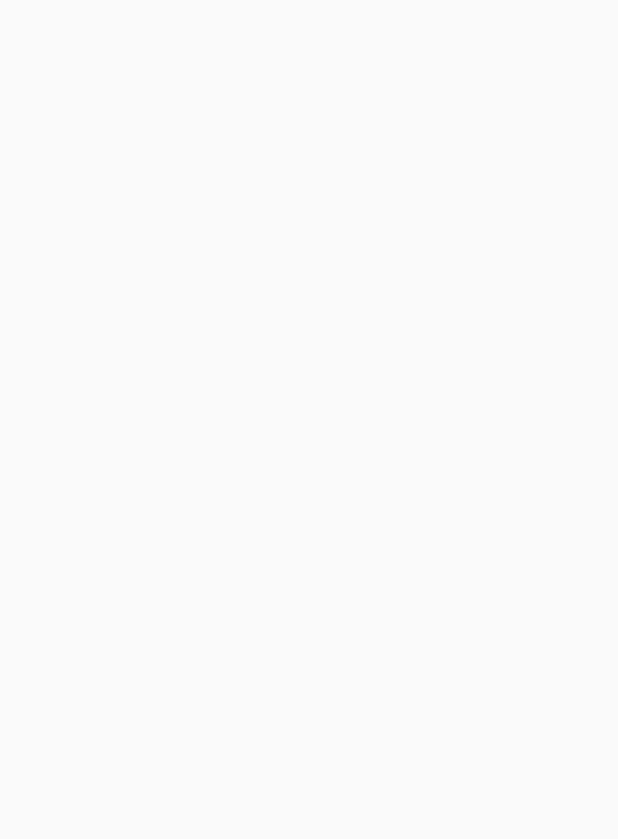
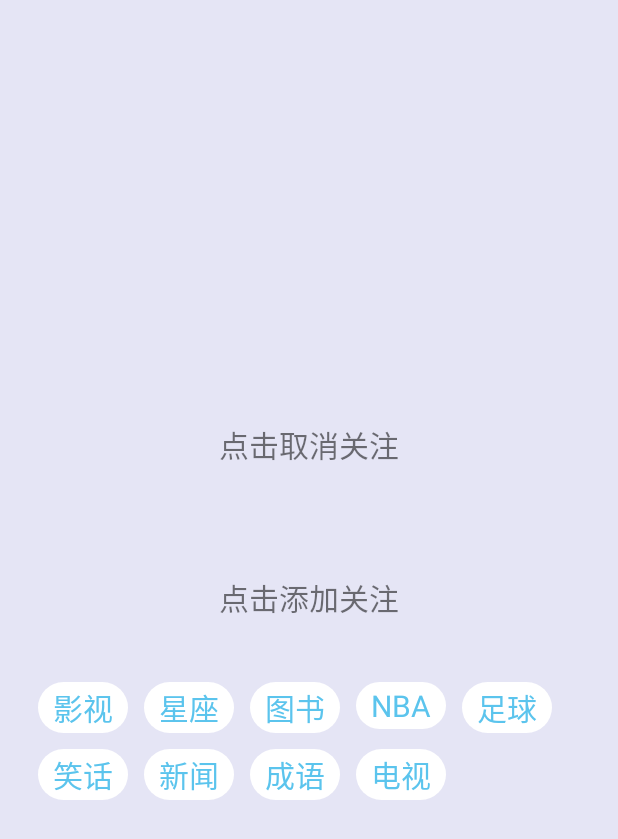
Before and after one commit to SherlockHolmes221/instant, an Android app: the ShowAttentionListActivity screen opened directly, with no data from a screen before it, on a phone screen of 412 x 824 dp. Before the commit the part shown is empty. Shown: the top 839 px of the screen. Run offline under Robolectric (Android 15) with nearby library versions, the light colour scheme and no system bars.

Commit message:
修改了一个button

```diff
--- a/app/src/main/java/myandroid/jike/activity/ShowAttentionListActivity.java
+++ b/app/src/main/java/myandroid/jike/activity/ShowAttentionListActivity.java
@@ -2,10 +2,9 @@ package myandroid.jike.activity;
 
 import android.app.Activity;
 import android.os.Bundle;
-import android.os.PersistableBundle;
 import android.view.LayoutInflater;
+import android.view.View;
 import android.widget.TextView;
-import android.widget.Toast;
 
 import java.util.ArrayList;
 import java.util.List;
@@ -17,29 +16,116 @@ import myandroid.jike.view.FlowLayout;
 /**
  * Created by quxia on 2017/8/11.
  */
+
+//流式布局显示关注与不关注的内容,实现点击关注或者点击取消关注
 public class ShowAttentionListActivity extends Activity {
 
-    private FlowLayout mFlowLayout;
+    private FlowLayout mAttentionFlowLayout; //关注关键词的布局
+    private FlowLayout mUnAttentionFlowLayout;//不关注关键词的布局
+
     private DatabaseHelper databaseHelper;
     private List<String> attentionList = new ArrayList<>();
 
+    private String[] strings = {"影视", "星座", "图书",//所有主题集合
+            "NBA", "足球", "笑话",
+            "新闻", "成语", "电视"};
+
     @Override
-    public void onCreate(Bundle savedInstanceState, PersistableBundle persistentState) {
-        super.onCreate(savedInstanceState, persistentState);
+    protected void onCreate(Bundle savedInstanceState){
+        super.onCreate(savedInstanceState);
         setContentView(R.layout.mine_show_attention_list);
-        mFlowLayout = (FlowLayout) findViewById(R.id.id_mine_showListFlowLayout);
+
+        mAttentionFlowLayout = (FlowLayout) findViewById(R.id.id_mine_showAttentionListFlowLayout);
+        mUnAttentionFlowLayout = (FlowLayout) findViewById(R.id.id_mine_showUnAttentionListFlowLayout);
         LayoutInflater layoutInflater = LayoutInflater.from(this);
 
         databaseHelper = new DatabaseHelper(this);
         attentionList = databaseHelper.getAttentionList();
-        Toast.makeText(this,attentionList.toString(),Toast.LENGTH_SHORT).show();
+
+       // Toast.makeText(this,attentionList.toString(),Toast.LENGTH_SHORT).show();
+
 
         for(int i = 0;i < attentionList.size(); i++){
-            TextView textView = (TextView)layoutInflater.inflate(
-                    R.layout.mine_show_attention_list_item,mFlowLayout,false);
+
+            final TextView textView = (TextView)layoutInflater.inflate(
+                    R.layout.mine_show_attention_list_item,mAttentionFlowLayout,false);
+            final TextView textView1 = (TextView)layoutInflater.inflate(
+                    R.layout.mine_show_attention_list_item,mUnAttentionFlowLayout,false);
+
             textView.setText(attentionList.get(i));
-            mFlowLayout.addView(textView);
+            textView1.setText(attentionList.get(i));
 
+            mAttentionFlowLayout.addView(textView);
+
+
+            textView.setOnClickListener(new View.OnClickListener() {
+                @Override
+                public void onClick(View view) {
+                    mUnAttentionFlowLayout.addView(textView1);
+                    mUnAttentionFlowLayout.invalidate();
+                    mUnAttentionFlowLayout.requestLayout();
+
+                    textView1.setOnClickListener(new View.OnClickListener() {
+                        @Override
+                        public void onClick(View view) {
+
+                        }
+                    });
+
+                    mAttentionFlowLayout.removeView(textView);
+
+                    attentionList.remove(textView.getText());
+                    databaseHelper.deleteAllData();
+                    databaseHelper.insertData(attentionList);
+                }
+            });
+        }
+
+
+        for(int i = 0;i < strings.length; i++){
+
+            final TextView textView = (TextView)layoutInflater.inflate(
+                    R.layout.mine_show_attention_list_item,mAttentionFlowLayout,false);
+            final TextView textView1 = (TextView)layoutInflater.inflate(
+                    R.layout.mine_show_attention_list_item,mUnAttentionFlowLayout,false);
+
+            String s = strings[i];
+            textView.setText(s);
+            textView1.setText(s);
+
+            boolean b = true;
+            for(int j = 0;j < attentionList.size(); j++){
+                if(s.equals(attentionList.get(j))){
+                    b = false;
+                    break;
+                }
+            }
+            if(b){
+                mUnAttentionFlowLayout.addView(textView1);
+
+                textView1.setOnClickListener(new View.OnClickListener() {
+                    @Override
+                    public void onClick(View view) {
+                        mAttentionFlowLayout.addView(textView);
+                        mAttentionFlowLayout.invalidate();
+                        mAttentionFlowLayout.requestLayout();
+
+                        textView.setOnClickListener(new View.OnClickListener() {
+                            @Override
+                            public void onClick(View view) {
+
+                            }
+                        });
+
+                        mUnAttentionFlowLayout.removeView(textView1);
+
+                        attentionList.add((String) textView1.getText());
+                        databaseHelper.deleteAllData();
+                        databaseHelper.insertData(attentionList);
+                    }
+                });
+            }
         }
     }
+
 }
--- a/app/src/main/java/myandroid/jike/fragment/MineFragment.java
+++ b/app/src/main/java/myandroid/jike/fragment/MineFragment.java
@@ -52,7 +52,7 @@ public class MineFragment extends Fragment{
 
         HashMap<String,Object> map1 = new HashMap<String,Object>();
         map1.put("ItemImage",R.drawable.list_item1);
-        map1.put("ItemText","我关注的主题");
+        map1.put("ItemText","取消和添加关注");
         listItem.add(map1);
 
         HashMap<String,Object> map2 = new HashMap<String,Object>();
--- a/app/src/main/res/layout/mine_show_attention_list.xml
+++ b/app/src/main/res/layout/mine_show_attention_list.xml
@@ -1,14 +1,50 @@
 <?xml version="1.0" encoding="utf-8"?>
-<LinearLayout xmlns:android="http://schemas.android.com/apk/res/android"
-    android:orientation="vertical" android:layout_width="match_parent"
+<RelativeLayout xmlns:android="http://schemas.android.com/apk/res/android"
+    android:background="#E5E5F5"
+    android:layout_width="match_parent"
     android:layout_height="match_parent">
 
-    <myandroid.jike.view.FlowLayout
-        android:padding="20dp"
-        android:id="@+id/id_mine_showListFlowLayout"
+    <LinearLayout
+        android:layout_centerInParent="true"
+        android:orientation="vertical"
         android:layout_width="match_parent"
-        android:background="#E5E5F5"
         android:layout_height="wrap_content">
 
-    </myandroid.jike.view.FlowLayout>
-</LinearLayout>
+        <TextView
+            android:paddingTop="16dp"
+            android:text="点击取消关注"
+            android:textSize="20dp"
+            android:layout_gravity="center"
+            android:gravity="center"
+            android:layout_width="wrap_content"
+            android:layout_height="wrap_content" />
+
+        <myandroid.jike.view.FlowLayout
+            android:layout_marginTop="16dp"
+            android:padding="20dp"
+            android:id="@+id/id_mine_showAttentionListFlowLayout"
+            android:layout_width="wrap_content"
+            android:layout_height="wrap_content">
+        </myandroid.jike.view.FlowLayout>
+
+        <TextView
+            android:layout_marginTop="16dp"
+            android:text="点击添加关注"
+            android:textSize="20dp"
+            android:layout_gravity="center"
+            android:gravity="center"
+            android:layout_width="wrap_content"
+            android:layout_height="wrap_content" />
+
+        <myandroid.jike.view.FlowLayout
+            android:layout_marginTop="16dp"
+            android:padding="20dp"
+            android:id="@+id/id_mine_showUnAttentionListFlowLayout"
+            android:layout_width="wrap_content"
+            android:layout_height="wrap_content">
+        </myandroid.jike.view.FlowLayout>
+
+
+    </LinearLayout>
+
+</RelativeLayout>
```
Also changed, not shown: app/src/main/java/myandroid/jike/activity/MainActivity.java (+10 -7 lines).
